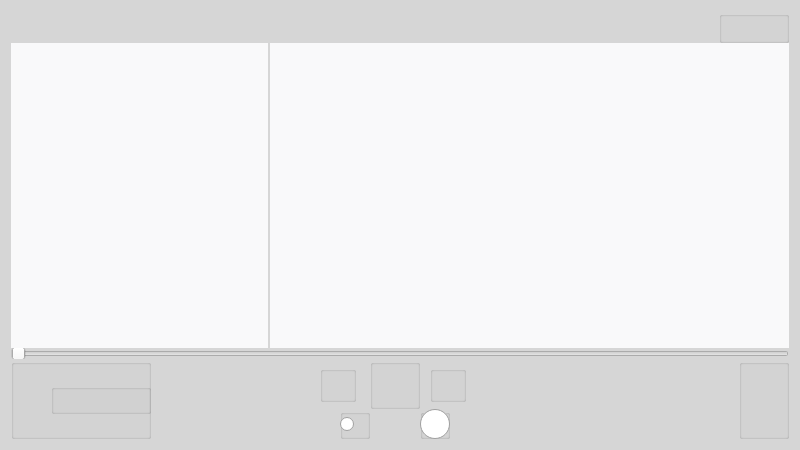
The window that mainwindow.ui (VictoriaOtm/Accord) describes before a commit, drawn with Qt 5.
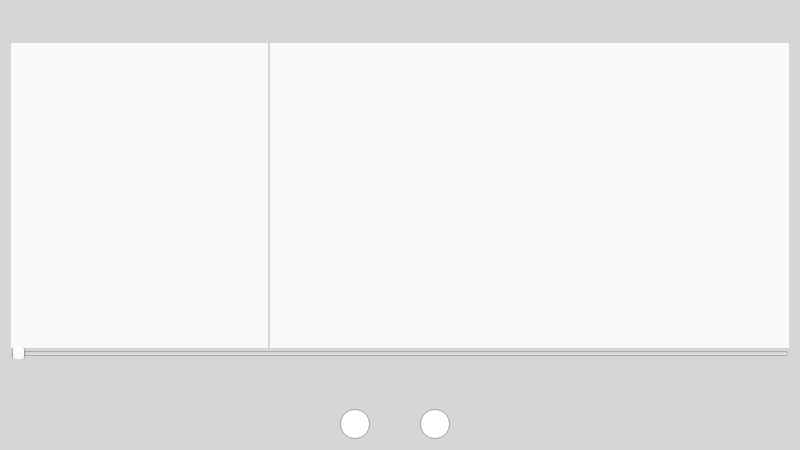
The same window after the commit. Icons and pictures are not drawn.

Diff of the .ui file:
```diff
--- a/mainwindow.ui
+++ b/mainwindow.ui
@@ -75,6 +75,14 @@
             <height>16777215</height>
            </size>
           </property>
+          <property name="autoFillBackground">
+           <bool>false</bool>
+          </property>
+          <property name="styleSheet">
+           <string notr="true">#groupBox_6 {
+	border: none;
+}</string>
+          </property>
           <property name="title">
            <string/>
           </property>
@@ -254,6 +262,14 @@
             <height>0</height>
            </size>
           </property>
+          <property name="autoFillBackground">
+           <bool>false</bool>
+          </property>
+          <property name="styleSheet">
+           <string notr="true">#volumeMainBox {
+	border: none;
+}</string>
+          </property>
           <property name="title">
            <string/>
           </property>
@@ -266,6 +282,14 @@
              <height>30</height>
             </rect>
            </property>
+           <property name="autoFillBackground">
+            <bool>false</bool>
+           </property>
+           <property name="styleSheet">
+            <string notr="true">#volumeBox {
+	border: none;
+}</string>
+           </property>
            <property name="title">
             <string/>
            </property>
@@ -350,6 +374,14 @@
            <property name="cursor">
             <cursorShape>PointingHandCursor</cursorShape>
            </property>
+           <property name="autoFillBackground">
+            <bool>false</bool>
+           </property>
+           <property name="styleSheet">
+            <string notr="true">#playPauseBox {
+	border: none;
+}</string>
+           </property>
            <property name="title">
             <string/>
            </property>
@@ -363,6 +395,11 @@
              <height>30</height>
             </rect>
            </property>
+           <property name="styleSheet">
+            <string notr="true">#loopBox {
+	border: none;
+}</string>
+           </property>
            <property name="title">
             <string/>
            </property>
@@ -381,19 +418,22 @@
             <property name="focusPolicy">
              <enum>Qt::NoFocus</enum>
             </property>
+            <property name="autoFillBackground">
+             <bool>false</bool>
+            </property>
             <property name="styleSheet">
-             <string notr="true">#loopButton::indicator {
+             <string notr="true">#loopPlaylistButton::indicator {
 	width: 30px;
     height: 30px;
     background: none;
     background-repeat: none;
 }
 
-#loopButton::indicator::unchecked {
+#loopPlaylistButton::indicator::unchecked {
     image: url(:images/repeat.png);
 }
 
-#loopButton::indicator::checked {
+#loopPlaylistButton::indicator::checked {
     image: url(:images/loop_active.png);
 }</string>
             </property>
@@ -411,6 +451,11 @@
              <height>30</height>
             </rect>
            </property>
+           <property name="styleSheet">
+            <string notr="true">#shuffleBox {
+	border: none;
+}</string>
+           </property>
            <property name="title">
             <string/>
            </property>
@@ -429,6 +474,9 @@
             <property name="focusPolicy">
              <enum>Qt::NoFocus</enum>
             </property>
+            <property name="autoFillBackground">
+             <bool>false</bool>
+            </property>
             <property name="styleSheet">
              <string notr="true">#shuffleButton::indicator {
 	width: 30px;
@@ -459,6 +507,11 @@
              <height>36</height>
             </rect>
            </property>
+           <property name="styleSheet">
+            <string notr="true">#nextBox {
+	border: none;
+}</string>
+           </property>
            <property name="title">
             <string/>
            </property>
@@ -477,6 +530,9 @@
             <property name="focusPolicy">
              <enum>Qt::NoFocus</enum>
             </property>
+            <property name="autoFillBackground">
+             <bool>false</bool>
+            </property>
             <property name="styleSheet">
              <string notr="true">#nextButton {
 	background-color: transparent;
@@ -500,6 +556,11 @@
              <height>36</height>
             </rect>
            </property>
+           <property name="styleSheet">
+            <string notr="true">#prevBox {
+	border: none;
+}</string>
+           </property>
            <property name="title">
             <string/>
            </property>
@@ -518,6 +579,9 @@
             <property name="focusPolicy">
              <enum>Qt::NoFocus</enum>
             </property>
+            <property name="autoFillBackground">
+             <bool>false</bool>
+            </property>
             <property name="styleSheet">
              <string notr="true">#prevButton {
 	background-color: transparent;
@@ -565,6 +629,14 @@
             <height>0</height>
            </size>
           </property>
+          <property name="autoFillBackground">
+           <bool>false</bool>
+          </property>
+          <property name="styleSheet">
+           <string notr="true">#settingsBox {
+	border: none;
+}</string>
+          </property>
           <property name="title">
            <string/>
           </property>
@@ -583,6 +655,9 @@
            <property name="focusPolicy">
             <enum>Qt::NoFocus</enum>
            </property>
+           <property name="autoFillBackground">
+            <bool>false</bool>
+           </property>
            <property name="styleSheet">
             <string notr="true">#settingsButton {
 	background-color: transparent;
```
Left out of the diff: 8 changed lines with no effect on the pictures.
